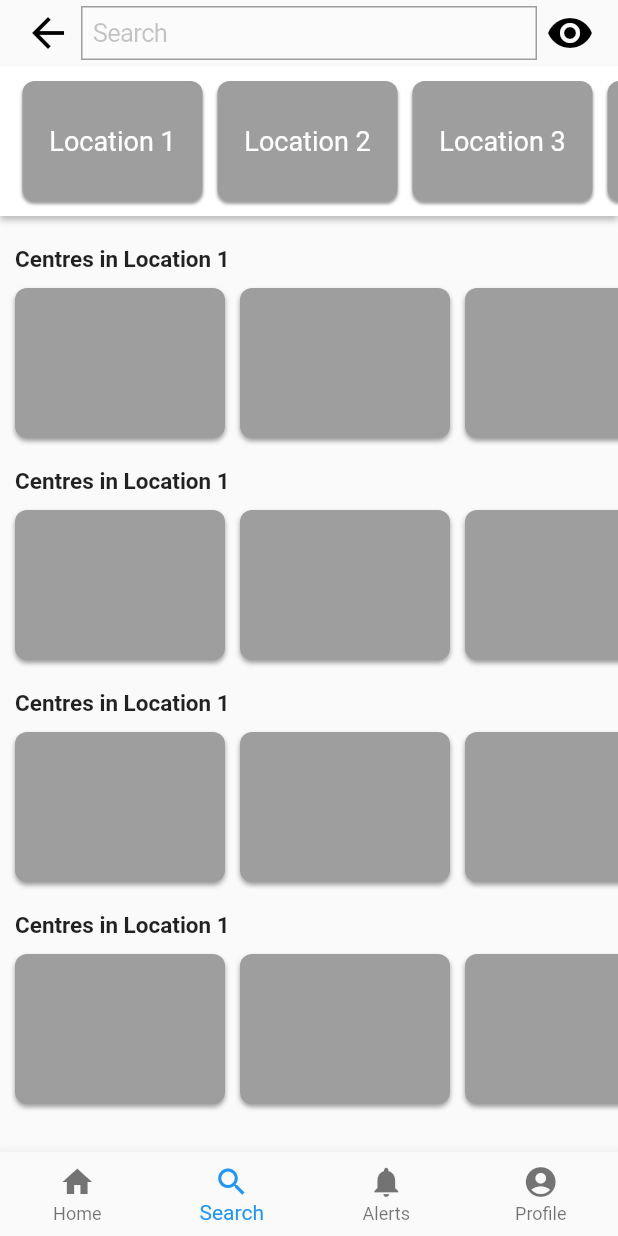
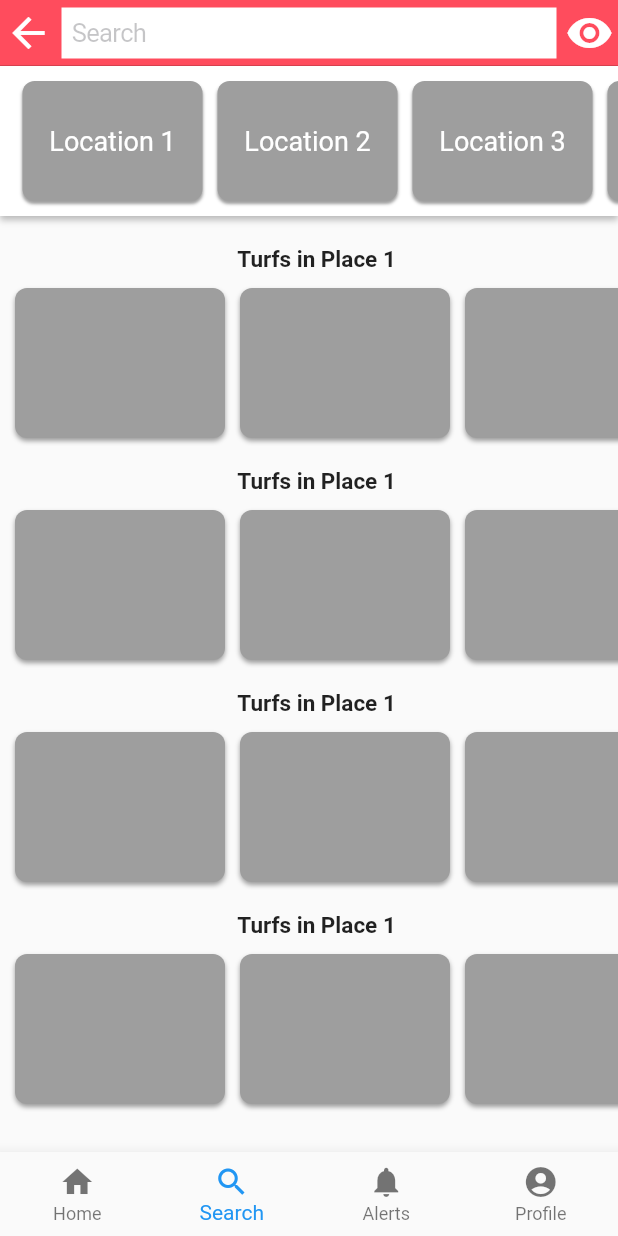
Before and after one commit to plokmij/turfUI, a Flutter app: the screen it shows after launch, item 2 of the bottom bar chosen, on a phone screen of 412 x 824 dp. Run offline on Flutter 3.47's test engine with Material 2 defaults, Android fonts, the phone set to English and light mode, and no system bars; our stand-ins replace rxdart; missing offline and left inert: swipedetector; network calls fail.

Commit message:
search page appbar docki

```diff
--- a/lib/src/screens/landin_screen.dart
+++ b/lib/src/screens/landin_screen.dart
@@ -96,7 +96,7 @@ class LandingPage extends StatelessWidget {
     return Container(
       width: width,
       height: width * 0.57,
-      margin: EdgeInsets.only(right: 10),
+      margin: EdgeInsets.only(right: 5),
       decoration: BoxDecoration(
           shape: BoxShape.rectangle,
           borderRadius: BorderRadius.all(
--- a/lib/src/screens/search.dart
+++ b/lib/src/screens/search.dart
@@ -1,5 +1,6 @@
 import 'package:flutter/material.dart';
 import 'package:flutter/cupertino.dart';
+import '../styles.dart';
 
 class LocationCard extends StatelessWidget {
   final String location;
@@ -101,26 +102,6 @@ class SearchScreen extends StatelessWidget {
   Widget build(BuildContext context) {
     //print(MediaQuery.of(context).size);
     List<Widget> items = [
-      CupertinoNavigationBar(
-        leading: Icon(
-          Icons.arrow_back,
-          color: Colors.black,
-        ),
-        middle: CupertinoTextField(
-          placeholder: 'Search',
-          decoration: BoxDecoration(
-              color: Colors.white10,
-              border: Border.all(
-                width: 1.0,
-                color: Colors.grey,
-              )),
-        ),
-        trailing: Icon(
-          Icons.remove_red_eye,
-          color: Colors.black,
-        ),
-      ),
-      buildList(),
       SizedBox(
         height: 20,
       ),
@@ -129,8 +110,38 @@ class SearchScreen extends StatelessWidget {
       buildSearchTile(),
       buildSearchTile(),
     ];
-    return CupertinoPageScaffold(
+    return Scaffold(
       resizeToAvoidBottomInset: false,
+      appBar: PreferredSize(
+        preferredSize: Size(MediaQuery.of(context).size.width, 144),
+        child: Column(
+          children: <Widget>[
+            CupertinoNavigationBar(
+              padding: EdgeInsetsDirectional.fromSTEB(3, 0, 3, 0),
+              backgroundColor: TurfColors.red,
+              leading: Icon(
+                Icons.arrow_back,
+                color: Colors.white,
+              ),
+              middle: CupertinoTextField(
+                placeholder: 'Search',
+                decoration: BoxDecoration(
+                  color: Colors.white,
+                  /*border: Border.all(
+                      width: 1.0,
+                      color: Colors.grey,
+                )*/
+                ),
+              ),
+              trailing: Icon(
+                Icons.remove_red_eye,
+                color: Colors.white,
+              ),
+            ),
+            buildList(),
+          ],
+        ),
+      ),
       /*navigationBar: CupertinoNavigationBar(
           leading: Icon(
             Icons.arrow_back,
@@ -150,14 +161,13 @@ class SearchScreen extends StatelessWidget {
             color: Colors.black,
           ),
         ),*/
-      child: Container(
-        child: ListView.builder(
-          itemCount: items.length,
-          padding: EdgeInsets.all(0),
-          itemBuilder: (BuildContext context, int index) {
-            return items[index];
-          },
-        ),
+
+      body: ListView.builder(
+        itemCount: items.length,
+        padding: EdgeInsets.all(0),
+        itemBuilder: (BuildContext context, int index) {
+          return items[index];
+        },
       ),
     );
   }
@@ -252,13 +262,13 @@ class SearchScreen extends StatelessWidget {
         Container(
           padding: EdgeInsets.only(left: 10.0),
           child: Text(
-            'Centres in Location 1',
+            'Turfs in Place 1',
             style: TextStyle(
               fontSize: 15.0,
               fontWeight: FontWeight.w700,
             ),
           ),
-          alignment: Alignment.topLeft,
+          alignment: Alignment.center,
         ),
         Container(
           alignment: Alignment.topCenter,
--- a/lib/src/screens/turf_detail.dart
+++ b/lib/src/screens/turf_detail.dart
@@ -691,7 +691,7 @@ class SizeSelector extends StatelessWidget {
   }
 
   Widget buildRow(DateTimeBloc dateTimeBloc) {
-    dateTimeBloc.changSize("30");
+    dateTimeBloc.changSize("5x5");
     return Column(
       children: <Widget>[
         Container(
```
